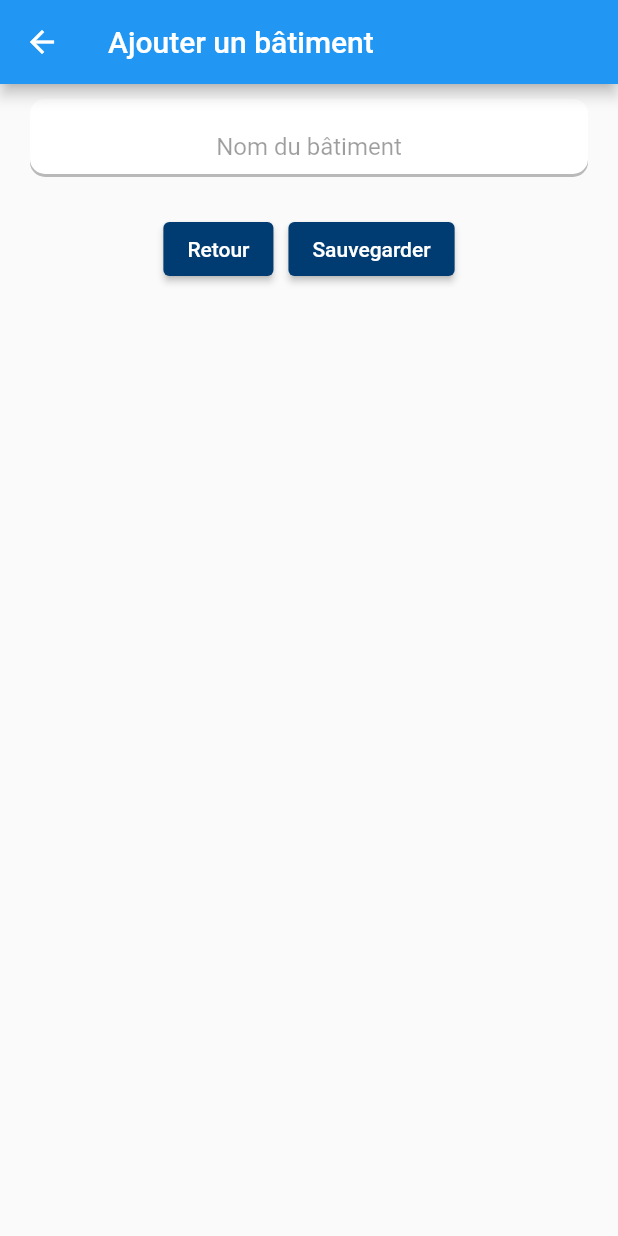
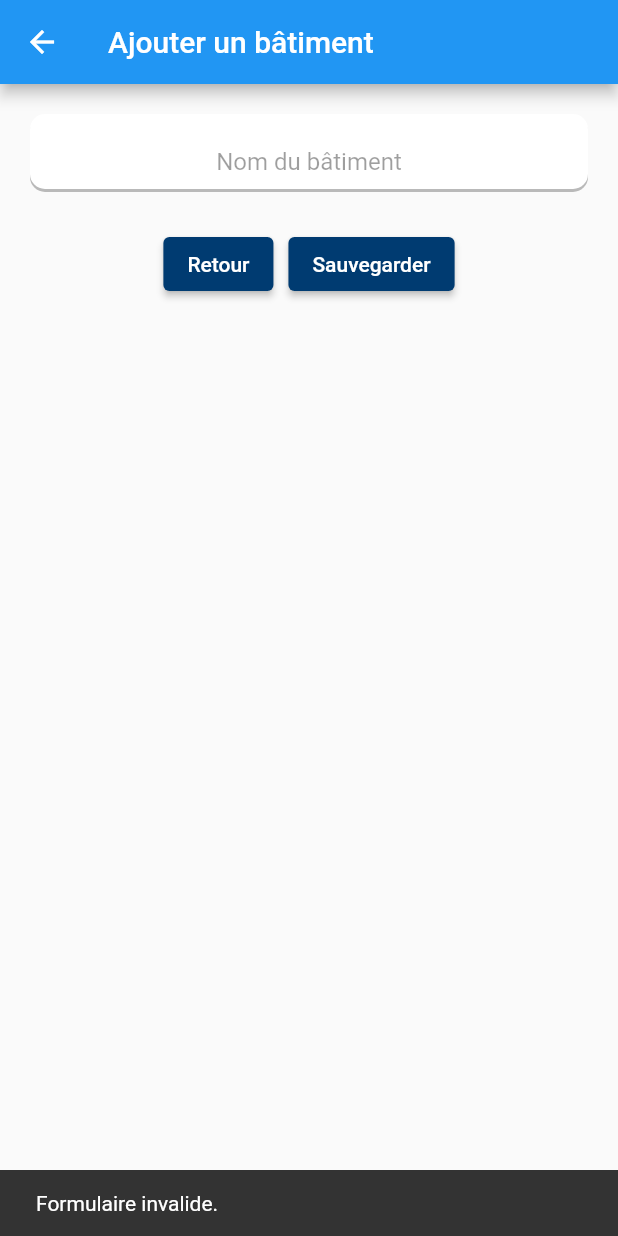
Before and after one commit to AmbreFavetto/Airlux, a Flutter app: the AddBuildingPage screen opened directly, after a tap on "Sauvegarder", on a phone screen of 412 x 824 dp. Run offline on Flutter 3.47's test engine with Material 2 defaults, Android fonts, the light colour scheme and no system bars.

Commit message:
bouton générique

```diff
--- a/app_airlux/lib/buildings/addBuilding_page.dart
+++ b/app_airlux/lib/buildings/addBuilding_page.dart
@@ -1,5 +1,7 @@
 import 'package:flutter/material.dart';
 import '../main.dart';
+import '../shared/formInputText.dart';
+import '../shared/bottomButton.dart';
 
 class AddBuildingPage extends StatefulWidget {
   const AddBuildingPage({super.key});
@@ -23,8 +25,8 @@ class AddBuildingPageState extends State<AddBuildingPage> {
           child: Column(
             crossAxisAlignment: CrossAxisAlignment.center,
             children: [
-              const SizedBox(width: 10.0, height: 10.0),
-              InputText(name: title, inputTitle: 'Nom du bâtiment'),
+              const SizedBox(width: 10.0, height: 20.0),
+              FormInputText(name: title, inputTitle: 'Nom du bâtiment'),
               Container(
                 alignment: Alignment.center,
                 padding: const EdgeInsets.all(8),
@@ -32,52 +34,37 @@ class AddBuildingPageState extends State<AddBuildingPage> {
                 child: Row(
                   mainAxisAlignment: MainAxisAlignment.center,
                   children: [
-                    ElevatedButton(
-                      style: ElevatedButton.styleFrom(
-                        backgroundColor: const Color(0xFF003b71),
-                      ),
-                      child: const Text('Retour'),
-                      onPressed: () => {
-                        if (title.text.isNotEmpty)
-                          {
+                    BottomButton(
+                      title: 'Retour',
+                      onTap: () {
                         Navigator.push(
                             context,
-                              MaterialPageRoute(builder: (context) => MyApp()),
+                            MaterialPageRoute(
+                              builder: (context) => const MyApp(),
+                            ));
+                      },
                     ),
+                    const SizedBox(width: 10.0, height: 0.0),
+                    BottomButton(
+                      title: 'Sauvegarder',
+                      onTap: () {
+                        if (title.text.isNotEmpty){
+                          Navigator.push(
+                            context,
+                            MaterialPageRoute(builder: (context) => const MyApp()),
+                          );
                           ScaffoldMessenger.of(context).showSnackBar(
                             const SnackBar(
                               content: Text('Le bâtiment a été ajouté.'),
                             ),
-                            ),
+                          );
                         }
-                        else
-                          {
-                            print('pas ok'),
-                          }
-                      },
-                    ),
-                    const SizedBox(width: 10.0, height: 0.0),
-                    ElevatedButton(
-                      style: ElevatedButton.styleFrom(
-                        backgroundColor: const Color(0xFF003b71),
-                      ),
-                      child: const Text('Sauvegarder'),
-                      onPressed: () => {
-                        if (title.text.isNotEmpty)
-                          {
-                            Navigator.push(
-                              context,
-                              MaterialPageRoute(builder: (context) => MyApp()),
-                            ),
+                        else {
                           ScaffoldMessenger.of(context).showSnackBar(
                             const SnackBar(
-                                content: Text('Le bâtiment a été ajouté.'),
+                              content: Text('Formulaire invalide.'),
                             ),
-                            ),
-                          }
-                        else
-                          {
-                            print('pas ok'),
+                          );
                         }
                       },
                     ),
@@ -89,38 +76,3 @@ class AddBuildingPageState extends State<AddBuildingPage> {
     );
   }
 }
-
-class InputText extends StatelessWidget {
-  const InputText({
-    Key? key,
-    required this.name,
-    required this.inputTitle,
-  }) : super(key: key);
-
-  final TextEditingController name;
-  final String inputTitle;
-
-  @override
-  Widget build(BuildContext context) {
-    return Container(
-        margin: const EdgeInsets.only(left: 20.0, right: 20.0),
-        alignment: Alignment.centerLeft,
-        decoration: BoxDecoration(
-            color: Colors.white,
-            borderRadius: BorderRadius.circular(10),
-            boxShadow: const [
-              BoxShadow(color: Colors.black26, offset: Offset(0, 2))
-            ]),
-        height: 50,
-        child: TextField(
-            controller: name,
-            keyboardType: TextInputType.emailAddress,
-            style: const TextStyle(color: Colors.black87),
-            textAlign: TextAlign.center,
-            decoration: InputDecoration(
-                border: InputBorder.none,
-                contentPadding: const EdgeInsets.only(top: 14),
-                hintText: inputTitle,
-                hintStyle: const TextStyle(color: Colors.black38))));
-  }
-}
--- /dev/null
+++ b/app_airlux/lib/shared/bottomButton.dart
@@ -0,0 +1,23 @@
+import 'package:flutter/material.dart';
+
+class BottomButton extends StatelessWidget {
+  const BottomButton({
+    Key? key,
+    required this.title,
+    required this.onTap,
+  }) : super(key: key);
+
+  final String title;
+  final void Function() onTap;
+
+  @override
+  Widget build(BuildContext context) {
+    return ElevatedButton(
+      style: ElevatedButton.styleFrom(
+        backgroundColor: const Color(0xFF003b71),
+      ),
+      onPressed: onTap,
+      child: Text(title),
+    );
+  }
+}
```
Lines whose indentation alone changed are shown as unchanged.
